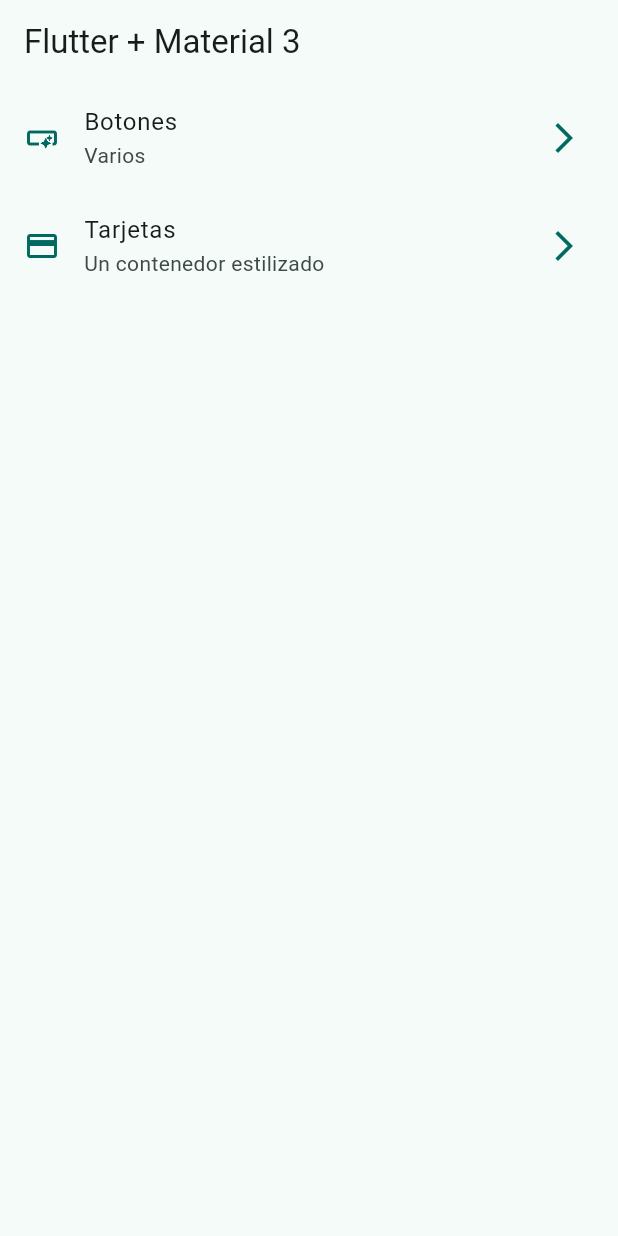
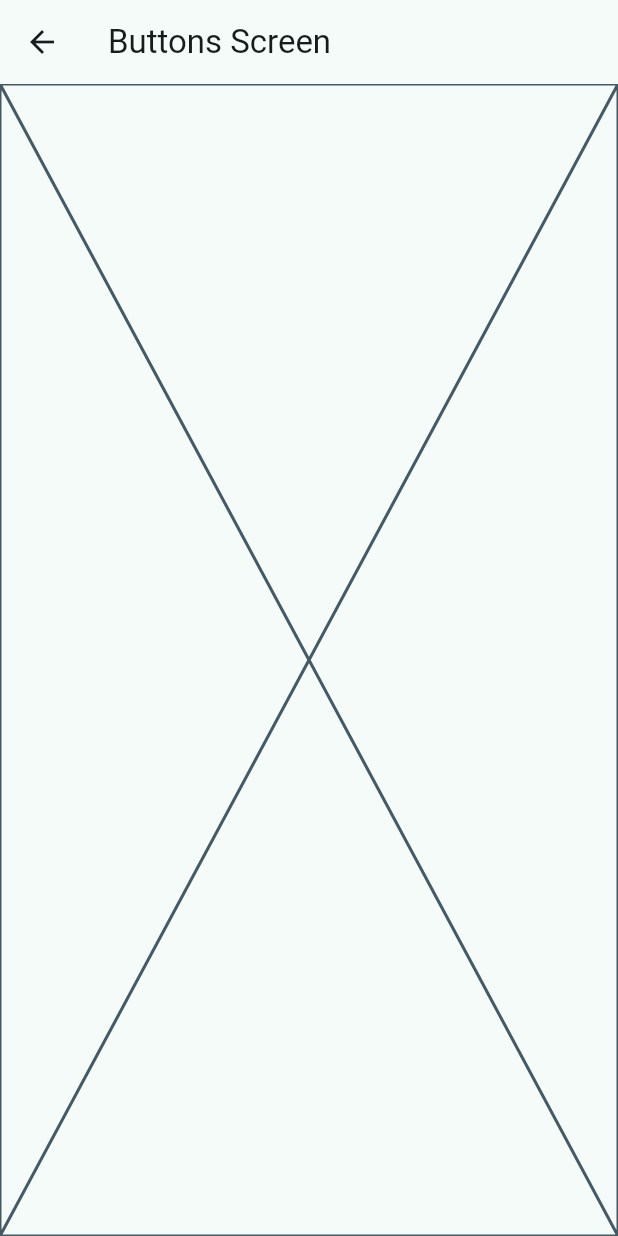
Before and after one commit to EyYiCi/dart_widgets_practice, a Flutter app: the screen it shows after launch, after a tap on "Botones", on a phone screen of 412 x 824 dp. Run offline on Flutter 3.47's test engine with Material 3 defaults, Android fonts, the phone set to English and light mode, and no system bars.

```diff
--- /dev/null
+++ b/lib/presentation/screens/buttons/buttons_screen.dart
@@ -0,0 +1,16 @@
+
+import 'package:flutter/material.dart';
+
+class ButtonScreen extends StatelessWidget {
+  const ButtonScreen({super.key});
+
+  @override
+  Widget build(BuildContext context) {
+    return Scaffold(
+      appBar: AppBar(
+        title: const Text('Buttons Screen'),
+      ),
+      body: const Placeholder(),
+    );
+  }
+}
--- a/lib/presentation/screens/home/home_screen.dart
+++ b/lib/presentation/screens/home/home_screen.dart
@@ -1,5 +1,6 @@
 import 'package:flutter/material.dart';
 import 'package:widgets_app/config/menu/menu_items.dart';
+import 'package:widgets_app/presentation/screens/buttons/buttons_screen.dart';
 
 class HomeScreen extends StatelessWidget {
   const HomeScreen({super.key});
@@ -52,7 +53,14 @@ class _CustomListTitle extends StatelessWidget {
       title: Text(menuItem.title),
       subtitle: Text(menuItem.subTitle),
       onTap: (){
-        //TODO: navegar a otra pantalla
+        Navigator.of(context).push(
+          MaterialPageRoute(
+            builder: (context) => const ButtonScreen(),
+            )
+        );
+
+
+
       },
     );
   }
```
Also changed, not shown: lib/presentation/screens/cards/cards_screen.dart (added, +16 -0 lines).
